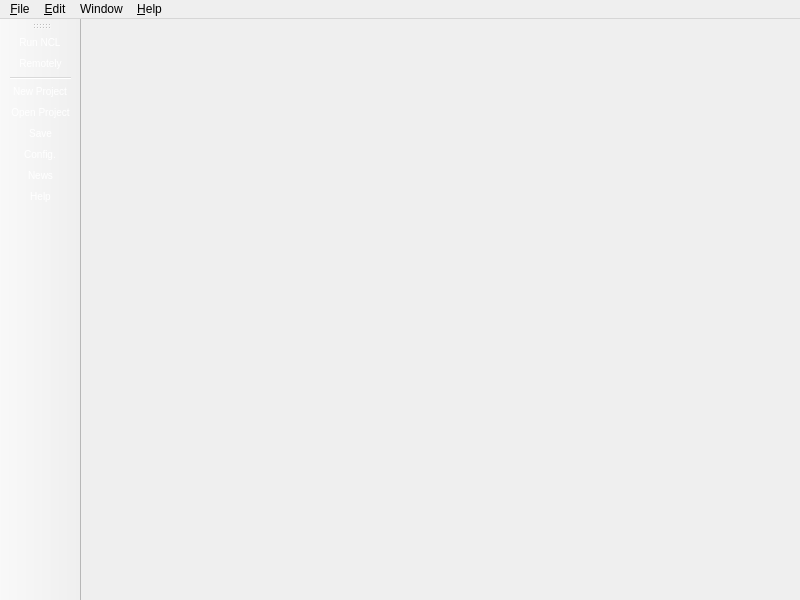
Before: the Qt Designer form composer-gui/ui/ComposerMainWindow.ui in TeleMidia/nclcomposer, drawn with Qt 5.
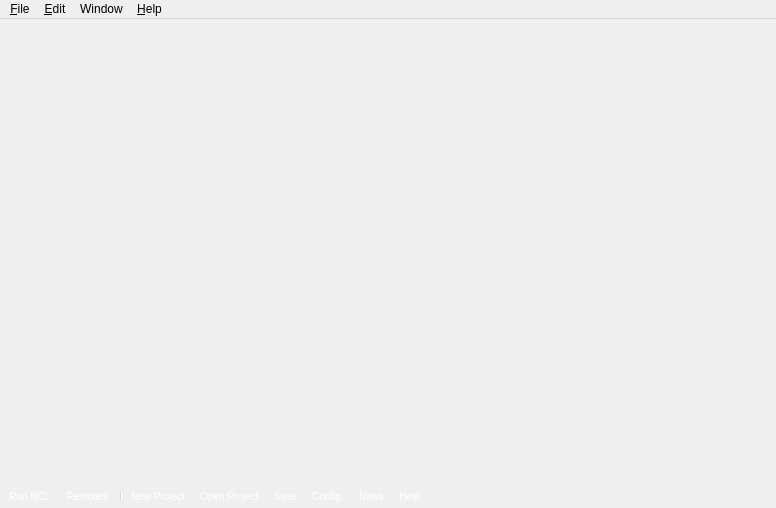
After: the same form once the commit is applied. Icons and pictures are not drawn.

```diff
--- a/composer-gui/ui/ComposerMainWindow.ui
+++ b/composer-gui/ui/ComposerMainWindow.ui
@@ -9,8 +9,8 @@
    <rect>
     <x>0</x>
     <y>0</y>
-    <width>800</width>
-    <height>600</height>
+    <width>776</width>
+    <height>508</height>
    </rect>
   </property>
   <property name="sizePolicy">
@@ -29,7 +29,45 @@
    <bool>false</bool>
   </property>
   <property name="styleSheet">
-   <string notr="true">QMainWindow {
+   <string notr="true">/* Dark Style QWidget{
+	background-color: #888888;
+	color: white;
+}
+QMenuBar {
+     background-color: qlineargradient(x1:0, y1:0, x2:0, y2:1,
+                                       stop:0 #aaaaaa, stop:1 #888888);
+ }
+
+ QMenuBar::item {
+     spacing: 3px;
+     padding: 1px 4px;
+     background: transparent;
+     border-radius: 4px;
+ }
+
+ QMenuBar::item:selected {
+     background: #a8a8a8;
+ }
+
+ QMenuBar::item:pressed {
+     background: #888888;
+ }
+QMenu {
+     background-color: #ABABAB;
+     border: 1px solid black;
+ }
+
+ QMenu::item {
+     background-color: transparent;
+ }
+
+ QMenu::item:selected {
+     background-color: #778899;
+ }
+
+*/
+
+QMainWindow {
 	font: 7pt;
 }
 
@@ -48,9 +86,10 @@
      background: lightgray;
  }
 
-QDockWidget{
+QDockWidget {
   color: white;
   font: 8pt &quot;Nimbus Sans L&quot;;
+  border: 1px solid lightgray;
 }
 
 QDockWidget::title {
@@ -60,7 +99,7 @@
   stop: 0.39999 #717171, stop: 0.4 #626262,
   stop: 0.9 #4c4c4c, stop: 1 #333333);
   color: white;
-  padding: 2px;
+  padding-left: 2px;
 }
 
 QTabWidget::tab-bar {
@@ -70,16 +109,16 @@
   stop: 0 #a6a6a6, stop: 0.08 #7f7f7f,
   stop: 0.39999 #717171, stop: 0.4 #626262,
   stop: 0.9 #4c4c4c, stop: 1 #333333);
-  font: 8pt &quot;Nimbus Sans L&quot;;
+  font: 9pt &quot;Nimbus Sans L&quot;;
  }
 
  QTabBar::tab {
   background: lightgray;
   color: darkgray;
-  padding: 2px;
-  font: 8pt &quot;Nimbus Sans L&quot;;
-  border-top-left-radius: 6px;
-  border-top-right-radius: 6px;
+  padding: 4px;
+  font: 9pt &quot;Nimbus Sans L&quot;;
+/*  border-top-left-radius: 6px;
+  border-top-right-radius: 6px; */
  }
 
 QTabBar::tab:selected {
@@ -133,8 +172,13 @@
  border: 1px solid black;
 }
 
-/*QToolBar {
+QTreeWidget {
+/*	background-color: #888888; */
+}
+
+QToolBar {
   border: none;
+/*
   border-color: rgb(0,0,0);
   color: rgb(255, 255, 255);
   background-image: url(:/mainwindow/images/bg.jpg);
@@ -142,8 +186,12 @@
   stop: 0 #a6a6a6, stop: 0.08 #7f7f7f,
   stop: 0.39999 #717171, stop: 0.4 #626262,
   stop: 0.9 #4c4c4c, stop: 1 #333333); 
-}*/
-</string>
+*/
+}
+
+QTableWidget {
+/*  background-color: #888888; */
+}</string>
   </property>
   <property name="iconSize">
    <size>
@@ -236,7 +284,7 @@
     <set>Qt::ImhNone</set>
    </property>
    <property name="movable">
-    <bool>true</bool>
+    <bool>false</bool>
    </property>
    <property name="allowedAreas">
     <set>Qt::AllToolBarAreas</set>
@@ -254,7 +302,7 @@
     <bool>false</bool>
    </property>
    <attribute name="toolBarArea">
-    <enum>LeftToolBarArea</enum>
+    <enum>BottomToolBarArea</enum>
    </attribute>
    <attribute name="toolBarBreak">
     <bool>false</bool>
@@ -277,7 +325,7 @@
     <rect>
      <x>0</x>
      <y>0</y>
-     <width>800</width>
+     <width>776</width>
      <height>25</height>
     </rect>
    </property>
```
